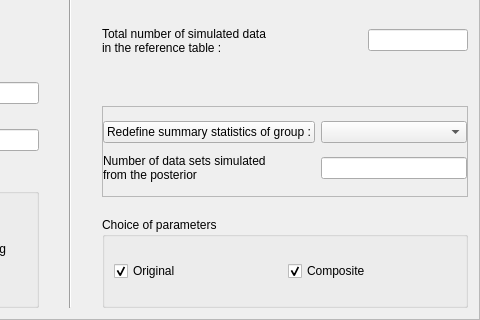
Qt form python_interface/uis/setupEstimationBias.ui (cbgp/diyabc) before a commit; both pictures show x 299 to 779 and y 313 to 633 of the 779 by 633 pixel window.
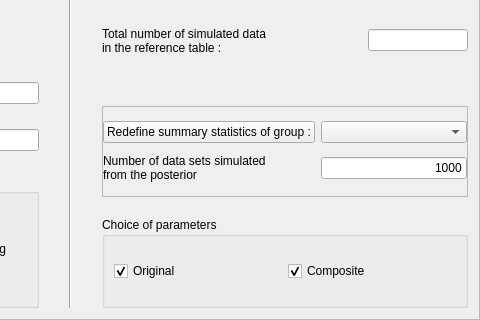
The same form after that commit.

Commit message: correction view analysis params

```diff
--- a/python_interface/uis/setupEstimationBias.ui
+++ b/python_interface/uis/setupEstimationBias.ui
@@ -679,6 +679,9 @@
           </item>
           <item row="1" column="1">
            <widget class="QLineEdit" name="nodssftpEdit">
+            <property name="text">
+             <string>1000</string>
+            </property>
             <property name="alignment">
              <set>Qt::AlignRight|Qt::AlignTrailing|Qt::AlignVCenter</set>
             </property>
```
The commit also changes 1 other file.
